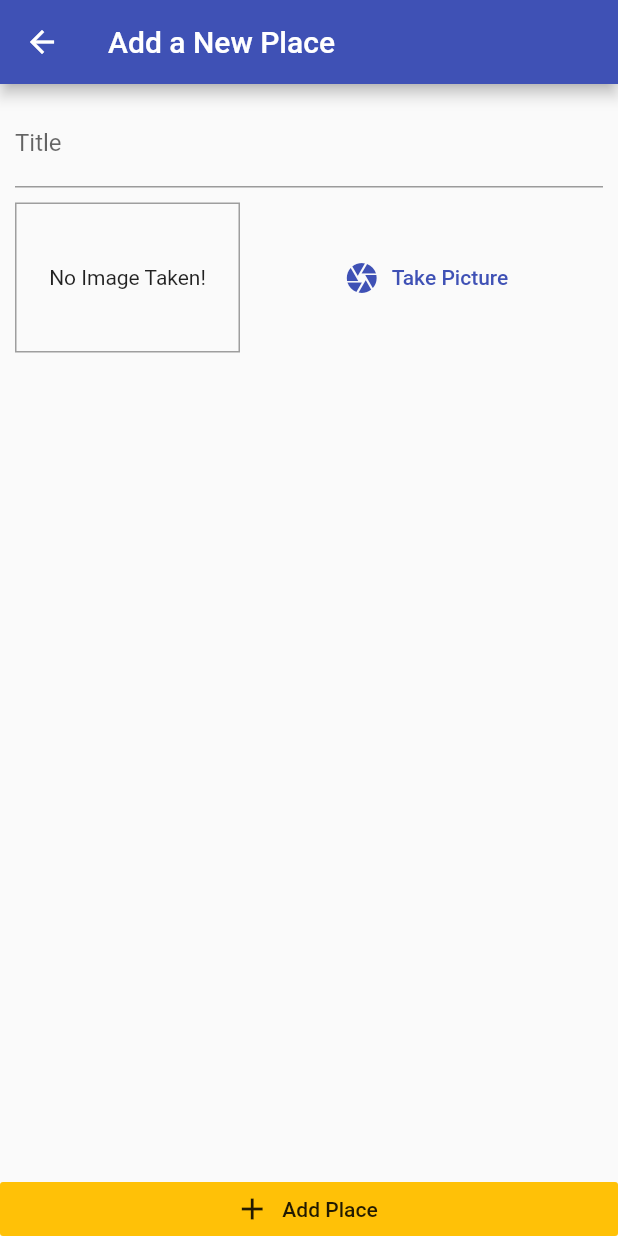
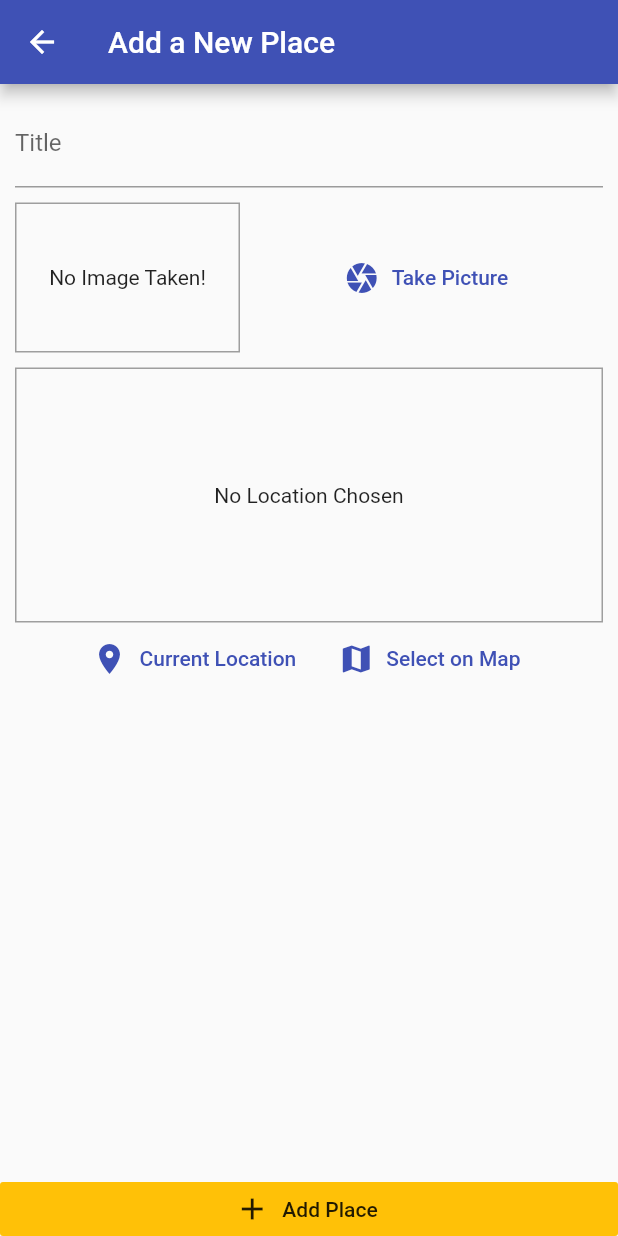
Before and after one commit to Ravikachhadiya/Great_Places, a Flutter app: the AddPlaceScreen screen opened by its route, on a phone screen of 412 x 824 dp. Run offline on Flutter 3.47's test engine with Material 2 defaults, Android fonts, the phone set to English and light mode, and no system bars; our stand-ins replace image_picker, sqflite; accounts and stored records are empty.

Commit message:
session 13.12

```diff
--- a/lib/screens/add_place_screen.dart
+++ b/lib/screens/add_place_screen.dart
@@ -5,6 +5,7 @@ import 'package:provider/provider.dart';
 
 import '../widgets/image_input.dart';
 import '../providers/great_places.dart';
+import '../widgets/location_input.dart';
 
 class AddPlaceScreen extends StatefulWidget {
   static const routeName = '/add-place';
@@ -52,6 +53,10 @@ class _AddPlaceScreenState extends State<AddPlaceScreen> {
                       height: 10,
                     ),
                     ImageInput(_selectImage),
+                    SizedBox(
+                      height: 10,
+                    ),
+                    LocationInput(),
                   ],
                 ),
               ),
--- /dev/null
+++ b/lib/widgets/location_input.dart
@@ -0,0 +1,57 @@
+import 'package:flutter/material.dart';
+
+class LocationInput extends StatefulWidget {
+  @override
+  _LocationInputState createState() => _LocationInputState();
+}
+
+class _LocationInputState extends State<LocationInput> {
+  String _previewImageUrl;
+
+  @override
+  Widget build(BuildContext context) {
+    return Column(
+      children: <Widget>[
+        Container(
+          height: 170,
+          width: double.infinity,
+          alignment: Alignment.center,
+          decoration: BoxDecoration(
+            border: Border.all(width: 1, color: Colors.grey),
+          ),
+          child: _previewImageUrl == null
+              ? Text(
+                  'No Location Chosen',
+                  textAlign: TextAlign.center,
+                )
+              : Image.network(
+                  _previewImageUrl,
+                  fit: BoxFit.cover,
+                  width: double.infinity,
+                ),
+        ),
+        Row(
+          mainAxisAlignment: MainAxisAlignment.center,
+          children: <Widget>[
+            FlatButton.icon(
+              icon: Icon(
+                Icons.location_on,
+              ),
+              label: Text('Current Location'),
+              textColor: Theme.of(context).primaryColor,
+              onPressed: () {},
+            ),
+            FlatButton.icon(
+              icon: Icon(
+                Icons.map,
+              ),
+              label: Text('Select on Map'),
+              textColor: Theme.of(context).primaryColor,
+              onPressed: () {},
+            ),
+          ],
+        )
+      ],
+    );
+  }
+}
--- a/pubspec.yaml
+++ b/pubspec.yaml
@@ -28,6 +28,7 @@ dependencies:
   path_provider: ^1.6.18
   path: ^1.7.0
   sqflite: ^1.3.1+1
+  location: ^3.0.2
 
   # The following adds the Cupertino Icons font to your application.
   # Use with the CupertinoIcons class for iOS style icons.
```
Also changed, not shown: pubspec.lock, 4 other files.
